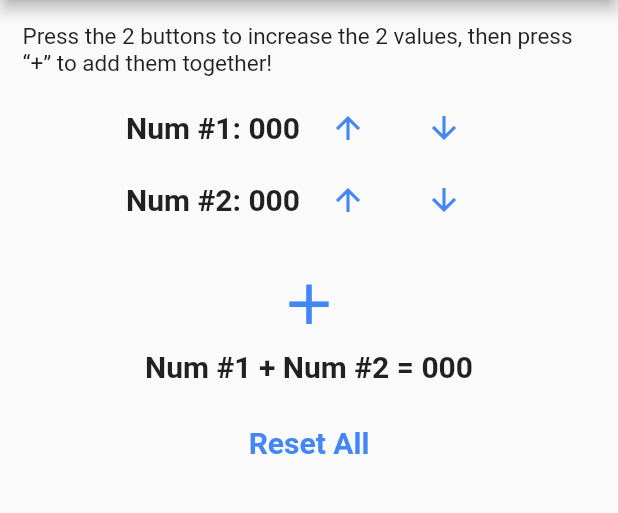
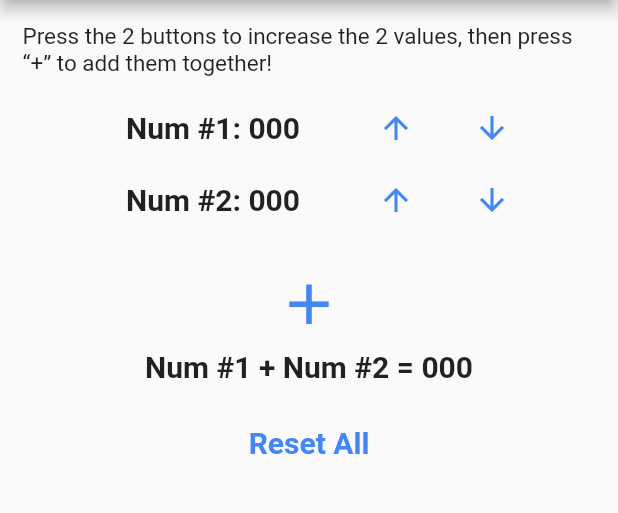
Before and after one commit to techbytesorg/app-design-repo, a Flutter app: the screen it shows after launch, on a phone screen of 412 x 824 dp, the part 84-597 px from its top. Run offline on Flutter 3.47's test engine with Material 2 defaults, Android fonts, the phone set to English and light mode, and no system bars.

Commit message:
June 6th

```diff
--- a/binary_adder/lib/adder_view.dart
+++ b/binary_adder/lib/adder_view.dart
@@ -1,4 +1,5 @@
 import 'package:flutter/material.dart';
+import 'package:flutter/rendering.dart';
 import 'data.dart';
 
 class AdderView extends StatefulWidget {
@@ -59,12 +60,16 @@ class _AdderViewState extends State<AdderView> {
       if ((_num1 >= 0 && _num1 <= 7) && (_num2 >= 0 && _num2 <= 7)) {
         _sum12Desc = (_sum12 > 7) ? "Overflow!" : "";
 
-        history.insert(0, "${binary_array[_num1]} + ${binary_array[_num2]} = "
+        history.insert(
+            0,
+            "${binary_array[_num1]} + ${binary_array[_num2]} = "
             "${(_sum12 <= 7) ? binary_array[_sum12] : _sum12Desc}");
       } else {
         _sum12Desc = "Imprecise Sum";
 
-        history.insert(0, "${(_num1 >= 0 && _num1 <= 7) ? binary_array[_num1] : _num1Desc} + "
+        history.insert(
+            0,
+            "${(_num1 >= 0 && _num1 <= 7) ? binary_array[_num1] : _num1Desc} + "
             "${(_num2 >= 0 && _num2 <= 7) ? binary_array[_num2] : _num2Desc} = $_sum12Desc");
       }
 
@@ -94,11 +99,15 @@ class _AdderViewState extends State<AdderView> {
           Row(
             mainAxisAlignment: MainAxisAlignment.center,
             children: [
-              Text(
+              Container(
+                width: 180,
+                child: Text(
                   "Num #1: ${(_num1 <= 7 && _num1 >= 0) ? binary_array[_num1] : _num1Desc}",
                   style: TextStyle(
                     fontWeight: FontWeight.bold,
                     fontSize: 20,
+                  ),
+                  textAlign: TextAlign.center,
                 ),
               ),
               TextButton(
@@ -118,11 +127,15 @@ class _AdderViewState extends State<AdderView> {
           Row(
             mainAxisAlignment: MainAxisAlignment.center,
             children: [
-              Text(
+              Container(
+                width: 180,
+                child: Text(
                   "Num #2: ${(_num2 <= 7 && _num2 >= 0) ? binary_array[_num2] : _num2Desc}",
                   style: TextStyle(
                     fontWeight: FontWeight.bold,
                     fontSize: 20,
+                  ),
+                  textAlign: TextAlign.center,
                 ),
               ),
               TextButton(
```
Lines whose indentation alone changed are shown as unchanged.
